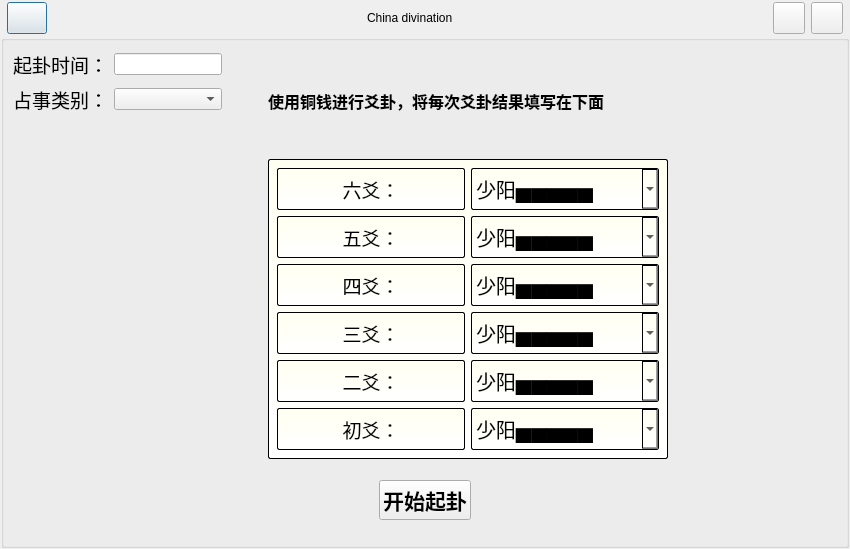
ccliuyang/Six-hexagram, file QDivination/maindlg.ui: the form before one commit.
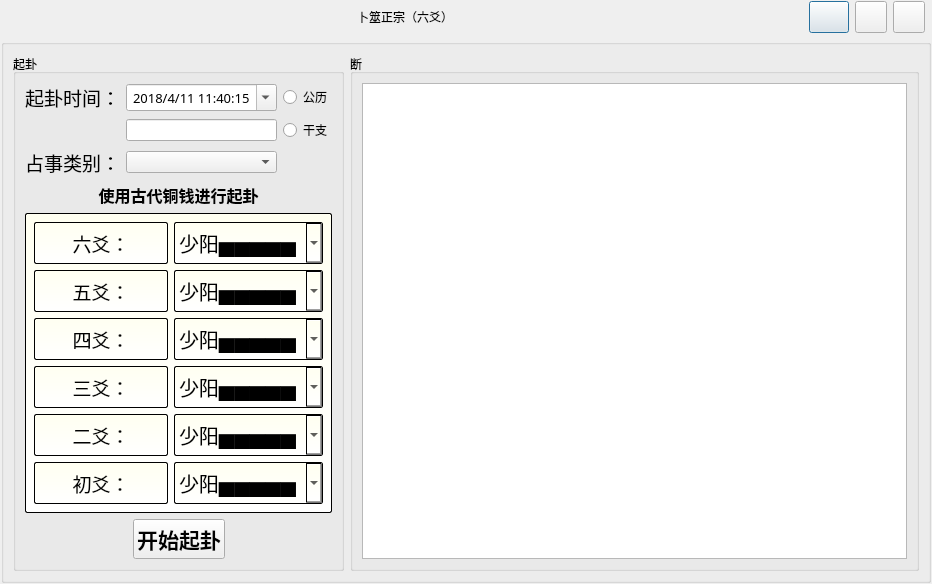
The form after the commit. Custom widgets are drawn as their Qt base class.

Commit message: 实现六爻排盘，在界面上输出排盘结果，现在只能按照阳历进行日期输入

Patch:
```diff
--- a/QDivination/maindlg.ui
+++ b/QDivination/maindlg.ui
@@ -6,12 +6,12 @@
    <rect>
     <x>0</x>
     <y>0</y>
-    <width>850</width>
+    <width>932</width>
     <height>549</height>
    </rect>
   </property>
   <property name="windowTitle">
-   <string>MainDlg</string>
+   <string>六爻排盘预测</string>
   </property>
   <layout class="QVBoxLayout" name="verticalLayout_2">
    <property name="leftMargin">
@@ -29,12 +29,12 @@
    <item>
     <layout class="QVBoxLayout" name="verticalLayout">
      <property name="spacing">
-      <number>0</number>
+      <number>6</number>
      </property>
      <item>
       <widget class="CTitleBar" name="titleBar" native="true">
        <property name="sizePolicy">
-        <sizepolicy hsizetype="Expanding" vsizetype="Expanding">
+        <sizepolicy hsizetype="Expanding" vsizetype="Minimum">
          <horstretch>0</horstretch>
          <verstretch>0</verstretch>
         </sizepolicy>
@@ -42,7 +42,7 @@
        <property name="minimumSize">
         <size>
          <width>50</width>
-         <height>34</height>
+         <height>0</height>
         </size>
        </property>
        <property name="maximumSize">
@@ -64,6 +64,9 @@
         <string notr="true"/>
        </property>
        <layout class="QHBoxLayout" name="horizontalLayout">
+        <property name="spacing">
+         <number>6</number>
+        </property>
         <property name="leftMargin">
          <number>6</number>
         </property>
@@ -76,19 +79,6 @@
         <property name="bottomMargin">
          <number>0</number>
         </property>
-        <item>
-         <widget class="QPushButton" name="btnMenu">
-          <property name="minimumSize">
-           <size>
-            <width>32</width>
-            <height>32</height>
-           </size>
-          </property>
-          <property name="text">
-           <string/>
-          </property>
-         </widget>
-        </item>
         <item>
          <spacer name="horizontalSpacer">
           <property name="orientation">
@@ -105,7 +95,7 @@
         <item>
          <widget class="QLabel" name="label_2">
           <property name="text">
-           <string>China divination</string>
+           <string>卜筮正宗（六爻）</string>
           </property>
           <property name="margin">
            <number>5</number>
@@ -125,6 +115,19 @@
           </property>
          </spacer>
         </item>
+        <item>
+         <widget class="QPushButton" name="btnMenu">
+          <property name="minimumSize">
+           <size>
+            <width>32</width>
+            <height>32</height>
+           </size>
+          </property>
+          <property name="text">
+           <string/>
+          </property>
+         </widget>
+        </item>
         <item>
          <widget class="QPushButton" name="btnMenuMin">
           <property name="sizePolicy">
@@ -168,20 +171,84 @@
      </item>
      <item>
       <widget class="QGroupBox" name="groupBox">
+       <property name="sizePolicy">
+        <sizepolicy hsizetype="Preferred" vsizetype="Expanding">
+         <horstretch>0</horstretch>
+         <verstretch>0</verstretch>
+        </sizepolicy>
+       </property>
        <property name="title">
         <string/>
        </property>
-       <layout class="QVBoxLayout" name="verticalLayout_6">
-        <item>
-         <layout class="QVBoxLayout" name="verticalLayout_5">
-          <item>
            <layout class="QHBoxLayout" name="horizontalLayout_3">
             <item>
-             <layout class="QVBoxLayout" name="verticalLayout_3">
-              <item>
                <layout class="QHBoxLayout" name="horizontalLayout_2">
                 <item>
+           <widget class="QGroupBox" name="groupBox_2">
+            <property name="sizePolicy">
+             <sizepolicy hsizetype="Fixed" vsizetype="Preferred">
+              <horstretch>0</horstretch>
+              <verstretch>0</verstretch>
+             </sizepolicy>
+            </property>
+            <property name="title">
+             <string>起卦</string>
+            </property>
+            <layout class="QVBoxLayout" name="verticalLayout_4">
+             <item>
+              <layout class="QVBoxLayout" name="verticalLayout_3">
+               <item>
                  <layout class="QGridLayout" name="gridLayout">
+                 <item row="2" column="1">
+                  <widget class="QComboBox" name="comboBox_7"/>
+                 </item>
+                 <item row="0" column="1">
+                  <widget class="QDateTimeEdit" name="dateTimeEdit">
+                   <property name="font">
+                    <font>
+                     <family>楷体</family>
+                     <pointsize>10</pointsize>
+                    </font>
+                   </property>
+                   <property name="wrapping">
+                    <bool>false</bool>
+                   </property>
+                   <property name="frame">
+                    <bool>true</bool>
+                   </property>
+                   <property name="alignment">
+                    <set>Qt::AlignCenter</set>
+                   </property>
+                   <property name="buttonSymbols">
+                    <enum>QAbstractSpinBox::PlusMinus</enum>
+                   </property>
+                   <property name="accelerated">
+                    <bool>false</bool>
+                   </property>
+                   <property name="showGroupSeparator" stdset="0">
+                    <bool>false</bool>
+                   </property>
+                   <property name="dateTime">
+                    <datetime>
+                     <hour>11</hour>
+                     <minute>40</minute>
+                     <second>15</second>
+                     <year>2018</year>
+                     <month>4</month>
+                     <day>11</day>
+                    </datetime>
+                   </property>
+                   <property name="currentSection">
+                    <enum>QDateTimeEdit::YearSection</enum>
+                   </property>
+                   <property name="displayFormat">
+                    <string>yyyy/M/d H:mm:ss</string>
+                   </property>
+                   <property name="calendarPopup">
+                    <bool>true</bool>
+                   </property>
+                  </widget>
+                 </item>
                   <item row="0" column="0">
                    <widget class="QLabel" name="label_8">
                     <property name="font">
@@ -195,17 +262,7 @@
                     </property>
                    </widget>
                   </item>
-                  <item row="0" column="1">
-                   <widget class="QLineEdit" name="lineEdit">
-                    <property name="sizePolicy">
-                     <sizepolicy hsizetype="Preferred" vsizetype="Fixed">
-                      <horstretch>0</horstretch>
-                      <verstretch>0</verstretch>
-                     </sizepolicy>
-                    </property>
-                   </widget>
-                  </item>
-                  <item row="1" column="0">
+                 <item row="2" column="0">
                    <widget class="QLabel" name="label_10">
                     <property name="font">
                      <font>
@@ -218,81 +275,40 @@
                     </property>
                    </widget>
                   </item>
+                 <item row="0" column="2">
+                  <widget class="QRadioButton" name="radioButton">
+                   <property name="text">
+                    <string>公历</string>
+                   </property>
+                  </widget>
+                 </item>
+                 <item row="1" column="2">
+                  <widget class="QRadioButton" name="radioButton_2">
+                   <property name="text">
+                    <string>干支</string>
+                   </property>
+                  </widget>
+                 </item>
                   <item row="1" column="1">
-                   <widget class="QComboBox" name="comboBox_7"/>
-                  </item>
-                 </layout>
-                </item>
-                <item>
-                 <spacer name="horizontalSpacer_3">
-                  <property name="orientation">
-                   <enum>Qt::Horizontal</enum>
-                  </property>
-                  <property name="sizeHint" stdset="0">
-                   <size>
-                    <width>40</width>
-                    <height>20</height>
-                   </size>
-                  </property>
-                 </spacer>
-                </item>
-               </layout>
-              </item>
-              <item>
-               <spacer name="verticalSpacer_3">
-                <property name="orientation">
-                 <enum>Qt::Vertical</enum>
-                </property>
-                <property name="sizeHint" stdset="0">
-                 <size>
-                  <width>20</width>
-                  <height>40</height>
-                 </size>
-                </property>
-               </spacer>
-              </item>
-             </layout>
-            </item>
-            <item>
-             <layout class="QVBoxLayout" name="verticalLayout_4">
-              <item>
-               <spacer name="verticalSpacer_5">
-                <property name="orientation">
-                 <enum>Qt::Vertical</enum>
-                </property>
-                <property name="sizeHint" stdset="0">
-                 <size>
-                  <width>20</width>
-                  <height>40</height>
-                 </size>
-                </property>
-               </spacer>
+                  <widget class="QLineEdit" name="dateTimeEditTd"/>
+                 </item>
+                </layout>
               </item>
               <item>
                <widget class="QLabel" name="label_9">
                 <property name="text">
-                 <string>&lt;html&gt;&lt;head/&gt;&lt;body&gt;&lt;p&gt;&lt;span style=&quot; font-size:12pt; font-weight:600;&quot;&gt;使用铜钱进行爻卦，将每次爻卦结果填写在下面&lt;/span&gt;&lt;/p&gt;&lt;/body&gt;&lt;/html&gt;</string>
+                  <string>&lt;html&gt;&lt;head/&gt;&lt;body&gt;&lt;p&gt;&lt;span style=&quot; font-size:12pt; font-weight:600;&quot;&gt;使用古代铜钱进行起卦&lt;/span&gt;&lt;/p&gt;&lt;/body&gt;&lt;/html&gt;</string>
+                 </property>
+                 <property name="alignment">
+                  <set>Qt::AlignCenter</set>
                 </property>
                </widget>
               </item>
-              <item>
-               <spacer name="verticalSpacer_4">
-                <property name="orientation">
-                 <enum>Qt::Vertical</enum>
-                </property>
-                <property name="sizeHint" stdset="0">
-                 <size>
-                  <width>20</width>
-                  <height>40</height>
-                 </size>
-                </property>
-               </spacer>
-              </item>
               <item>
                <widget class="QWidget" name="widget" native="true">
                 <property name="minimumSize">
                  <size>
-                  <width>400</width>
+                   <width>200</width>
                   <height>300</height>
                  </size>
                 </property>
@@ -302,14 +318,14 @@
 background-color:qlineargradient(x1: 0, y1: 0, x2: 0, y2: 1,  stop:0 #FFFFF1,  stop: 1 #FFFFFF);
 }</string>
                 </property>
-                <layout class="QVBoxLayout" name="verticalLayout_7">
+                 <layout class="QHBoxLayout" name="horizontalLayout_5">
                  <item>
                   <layout class="QGridLayout" name="gridLayout_2">
                    <item row="0" column="0">
                     <widget class="QLabel" name="label_7">
                      <property name="font">
                       <font>
-                       <family>华文楷体</family>
+                        <family>楷体</family>
                        <pointsize>14</pointsize>
                       </font>
                      </property>
@@ -333,8 +349,8 @@
                      </property>
                     </widget>
                    </item>
-                   <item row="3" column="1">
-                    <widget class="QComboBox" name="comboBox_4">
+                    <item row="0" column="1">
+                     <widget class="QComboBox" name="cb_6">
                      <property name="sizePolicy">
                       <sizepolicy hsizetype="Preferred" vsizetype="Preferred">
                        <horstretch>0</horstretch>
@@ -343,7 +359,7 @@
                      </property>
                      <property name="font">
                       <font>
-                       <family>华文楷体</family>
+                        <family>宋体</family>
                        <pointsize>15</pointsize>
                        <weight>50</weight>
                        <bold>false</bold>
@@ -357,7 +373,7 @@
                      </item>
                      <item>
                       <property name="text">
-                       <string>少阴▅▅    ▅▅</string>
+                        <string>少阴▅▅  ▅▅</string>
                       </property>
                      </item>
                      <item>
@@ -367,74 +383,16 @@
                      </item>
                      <item>
                       <property name="text">
-                       <string>老阴▅▅    ▅▅X</string>
+                        <string>老阴▅▅  ▅▅X</string>
                       </property>
                      </item>
                     </widget>
                    </item>
-                   <item row="2" column="1">
-                    <widget class="QComboBox" name="comboBox_3">
-                     <property name="sizePolicy">
-                      <sizepolicy hsizetype="Preferred" vsizetype="Preferred">
-                       <horstretch>0</horstretch>
-                       <verstretch>0</verstretch>
-                      </sizepolicy>
-                     </property>
-                     <property name="font">
-                      <font>
-                       <family>华文楷体</family>
-                       <pointsize>15</pointsize>
-                       <weight>50</weight>
-                       <bold>false</bold>
-                       <kerning>true</kerning>
-                      </font>
-                     </property>
-                     <item>
-                      <property name="text">
-                       <string>少阳▅▅▅▅▅</string>
-                      </property>
-                     </item>
-                     <item>
-                      <property name="text">
-                       <string>少阴▅▅    ▅▅</string>
-                      </property>
-                     </item>
-                     <item>
-                      <property name="text">
-                       <string>老阳▅▅▅▅▅O</string>
-                      </property>
-                     </item>
-                     <item>
-                      <property name="text">
-                       <string>老阴▅▅    ▅▅X</string>
-                      </property>
-                     </item>
-                    </widget>
-                   </item>
-                   <item row="5" column="0">
-                    <widget class="QLabel" name="label">
-                     <property name="font">
-                      <font>
-                       <family>华文楷体</family>
-                       <pointsize>14</pointsize>
-                      </font>
-                     </property>
-                     <property name="text">
-                      <string>初爻：</string>
-                     </property>
-                     <property name="alignment">
-                      <set>Qt::AlignCenter</set>
-                     </property>
-                     <property name="margin">
-                      <number>10</number>
-                     </property>
-                    </widget>
-                   </item>
                    <item row="1" column="0">
                     <widget class="QLabel" name="label_6">
                      <property name="font">
                       <font>
-                       <family>华文楷体</family>
+                        <family>楷体</family>
                        <pointsize>14</pointsize>
                       </font>
                      </property>
@@ -449,30 +407,50 @@
                      </property>
                     </widget>
                    </item>
-                   <item row="4" column="0">
-                    <widget class="QLabel" name="label_3">
+                    <item row="1" column="1">
+                     <widget class="QComboBox" name="cb_5">
+                      <property name="sizePolicy">
+                       <sizepolicy hsizetype="Preferred" vsizetype="Preferred">
+                        <horstretch>0</horstretch>
+                        <verstretch>0</verstretch>
+                       </sizepolicy>
+                      </property>
                      <property name="font">
                       <font>
-                       <family>华文楷体</family>
-                       <pointsize>14</pointsize>
-                      </font>
-                     </property>
+                        <family>宋体</family>
+                        <pointsize>15</pointsize>
+                        <weight>50</weight>
+                        <bold>false</bold>
+                        <kerning>true</kerning>
+                       </font>
+                      </property>
+                      <item>
                      <property name="text">
-                      <string>二爻：</string>
-                     </property>
-                     <property name="alignment">
-                      <set>Qt::AlignCenter</set>
-                     </property>
-                     <property name="margin">
-                      <number>10</number>
-                     </property>
+                        <string>少阳▅▅▅▅▅</string>
+                       </property>
+                      </item>
+                      <item>
+                       <property name="text">
+                        <string>少阴▅▅  ▅▅</string>
+                       </property>
+                      </item>
+                      <item>
+                       <property name="text">
+                        <string>老阳▅▅▅▅▅O</string>
+                       </property>
+                      </item>
+                      <item>
+                       <property name="text">
+                        <string>老阴▅▅  ▅▅X</string>
+                       </property>
+                      </item>
                     </widget>
                    </item>
                    <item row="2" column="0">
                     <widget class="QLabel" name="label_5">
                      <property name="font">
                       <font>
-                       <family>华文楷体</family>
+                        <family>楷体</family>
                        <pointsize>14</pointsize>
                       </font>
                      </property>
@@ -487,8 +465,8 @@
                      </property>
                     </widget>
                    </item>
-                   <item row="5" column="1">
-                    <widget class="QComboBox" name="comboBox_6">
+                    <item row="2" column="1">
+                     <widget class="QComboBox" name="cb_4">
                      <property name="sizePolicy">
                       <sizepolicy hsizetype="Preferred" vsizetype="Preferred">
                        <horstretch>0</horstretch>
@@ -497,7 +475,7 @@
                      </property>
                      <property name="font">
                       <font>
-                       <family>华文楷体</family>
+                        <family>宋体</family>
                        <pointsize>15</pointsize>
                        <weight>50</weight>
                        <bold>false</bold>
@@ -511,7 +489,7 @@
                      </item>
                      <item>
                       <property name="text">
-                       <string>少阴▅▅    ▅▅</string>
+                        <string>少阴▅▅  ▅▅</string>
                       </property>
                      </item>
                      <item>
@@ -521,46 +499,7 @@
                      </item>
                      <item>
                       <property name="text">
-                       <string>老阴▅▅    ▅▅X</string>
-                      </property>
-                     </item>
-                    </widget>
-                   </item>
-                   <item row="0" column="1">
-                    <widget class="QComboBox" name="comboBox">
-                     <property name="sizePolicy">
-                      <sizepolicy hsizetype="Preferred" vsizetype="Preferred">
-                       <horstretch>0</horstretch>
-                       <verstretch>0</verstretch>
-                      </sizepolicy>
-                     </property>
-                     <property name="font">
-                      <font>
-                       <family>华文楷体</family>
-                       <pointsize>15</pointsize>
-                       <weight>50</weight>
-                       <bold>false</bold>
-                       <kerning>true</kerning>
-                      </font>
-                     </property>
-                     <item>
-                      <property name="text">
-                       <string>少阳▅▅▅▅▅</string>
-                      </property>
-                     </item>
-                     <item>
-                      <property name="text">
-                       <string>少阴▅▅    ▅▅</string>
-                      </property>
-                     </item>
-                     <item>
-                      <property name="text">
-                       <string>老阳▅▅▅▅▅O</string>
-                      </property>
-                     </item>
-                     <item>
-                      <property name="text">
-                       <string>老阴▅▅    ▅▅X</string>
+                        <string>老阴▅▅  ▅▅X</string>
                       </property>
                      </item>
                     </widget>
@@ -569,7 +508,7 @@
                     <widget class="QLabel" name="label_4">
                      <property name="font">
                       <font>
-                       <family>华文楷体</family>
+                        <family>楷体</family>
                        <pointsize>14</pointsize>
                       </font>
                      </property>
@@ -584,8 +523,8 @@
                      </property>
                     </widget>
                    </item>
-                   <item row="1" column="1">
-                    <widget class="QComboBox" name="comboBox_2">
+                    <item row="3" column="1">
+                     <widget class="QComboBox" name="cb_3">
                      <property name="sizePolicy">
                       <sizepolicy hsizetype="Preferred" vsizetype="Preferred">
                        <horstretch>0</horstretch>
@@ -594,7 +533,7 @@
                      </property>
                      <property name="font">
                       <font>
-                       <family>华文楷体</family>
+                        <family>宋体</family>
                        <pointsize>15</pointsize>
                        <weight>50</weight>
                        <bold>false</bold>
@@ -608,7 +547,7 @@
                      </item>
                      <item>
                       <property name="text">
-                       <string>少阴▅▅    ▅▅</string>
+                        <string>少阴▅▅  ▅▅</string>
                       </property>
                      </item>
                      <item>
@@ -618,13 +557,32 @@
                      </item>
                      <item>
                       <property name="text">
-                       <string>老阴▅▅    ▅▅X</string>
+                        <string>老阴▅▅  ▅▅X</string>
                       </property>
                      </item>
                     </widget>
                    </item>
+                    <item row="4" column="0">
+                     <widget class="QLabel" name="label_3">
+                      <property name="font">
+                       <font>
+                        <family>楷体</family>
+                        <pointsize>14</pointsize>
+                       </font>
+                      </property>
+                      <property name="text">
+                       <string>二爻：</string>
+                      </property>
+                      <property name="alignment">
+                       <set>Qt::AlignCenter</set>
+                      </property>
+                      <property name="margin">
+                       <number>10</number>
+                      </property>
+                     </widget>
+                    </item>
                    <item row="4" column="1">
-                    <widget class="QComboBox" name="comboBox_5">
+                     <widget class="QComboBox" name="cb_2">
                      <property name="sizePolicy">
                       <sizepolicy hsizetype="Preferred" vsizetype="Preferred">
                        <horstretch>0</horstretch>
@@ -633,7 +591,7 @@
                      </property>
                      <property name="font">
                       <font>
-                       <family>华文楷体</family>
+                        <family>宋体</family>
                        <pointsize>15</pointsize>
                        <weight>50</weight>
                        <bold>false</bold>
@@ -647,7 +605,7 @@
                      </item>
                      <item>
                       <property name="text">
-                       <string>少阴▅▅    ▅▅</string>
+                        <string>少阴▅▅  ▅▅</string>
                       </property>
                      </item>
                      <item>
@@ -657,45 +615,73 @@
                      </item>
                      <item>
                       <property name="text">
-                       <string>老阴▅▅    ▅▅X</string>
+                        <string>老阴▅▅  ▅▅X</string>
                       </property>
                      </item>
                     </widget>
                    </item>
-                  </layout>
-                 </item>
-                </layout>
-               </widget>
-              </item>
-             </layout>
+                    <item row="5" column="0">
+                     <widget class="QLabel" name="label">
+                      <property name="font">
+                       <font>
+                        <family>楷体</family>
+                        <pointsize>14</pointsize>
+                       </font>
+                      </property>
+                      <property name="text">
+                       <string>初爻：</string>
+                      </property>
+                      <property name="alignment">
+                       <set>Qt::AlignCenter</set>
+                      </property>
+                      <property name="margin">
+                       <number>10</number>
+                      </property>
+                     </widget>
+                    </item>
+                    <item row="5" column="1">
+                     <widget class="QComboBox" name="cb_1">
+                      <property name="sizePolicy">
+                       <sizepolicy hsizetype="Preferred" vsizetype="Preferred">
+                        <horstretch>0</horstretch>
+                        <verstretch>0</verstretch>
+                       </sizepolicy>
+                      </property>
+                      <property name="font">
+                       <font>
+                        <family>宋体</family>
+                        <pointsize>15</pointsize>
+                        <weight>50</weight>
+                        <bold>false</bold>
+                        <kerning>true</kerning>
+                       </font>
+                      </property>
+                      <item>
+                       <property name="text">
+                        <string>少阳▅▅▅▅▅</string>
+                       </property>
             </item>
             <item>
-             <spacer name="horizontalSpacer_4">
-              <property name="orientation">
-               <enum>Qt::Horizontal</enum>
-              </property>
-              <property name="sizeHint" stdset="0">
-               <size>
-                <width>40</width>
-                <height>20</height>
-               </size>
-              </property>
-             </spacer>
-            </item>
-           </layout>
-          </item>
+                       <property name="text">
+                        <string>少阴▅▅  ▅▅</string>
+                       </property>
+                      </item>
+                      <item>
+                       <property name="text">
+                        <string>老阳▅▅▅▅▅O</string>
+                       </property>
+                      </item>
           <item>
-           <spacer name="verticalSpacer">
-            <property name="orientation">
-             <enum>Qt::Vertical</enum>
-            </property>
-            <property name="sizeHint" stdset="0">
-             <size>
-              <width>20</width>
-              <height>17</height>
-             </size>
-            </property>
-           </spacer>
+                       <property name="text">
+                        <string>老阴▅▅  ▅▅X</string>
+                       </property>
+                      </item>
+                     </widget>
+                    </item>
+                   </layout>
+                  </item>
+                 </layout>
+                </widget>
           </item>
           <item>
            <layout class="QHBoxLayout" name="horizontalLayout_4">
@@ -713,7 +699,7 @@
              </spacer>
             </item>
             <item>
-             <widget class="QPushButton" name="pushButton">
+                  <widget class="QPushButton" name="btnStart">
               <property name="sizePolicy">
                <sizepolicy hsizetype="Preferred" vsizetype="Preferred">
                 <horstretch>0</horstretch>
@@ -748,18 +734,30 @@
             </item>
            </layout>
           </item>
+              </layout>
+             </item>
+            </layout>
+           </widget>
+          </item>
           <item>
-           <spacer name="verticalSpacer_2">
-            <property name="orientation">
-             <enum>Qt::Vertical</enum>
+           <widget class="QGroupBox" name="groupBox_3">
+            <property name="title">
+             <string>断</string>
             </property>
-            <property name="sizeHint" stdset="0">
-             <size>
-              <width>20</width>
-              <height>17</height>
-             </size>
-            </property>
-           </spacer>
+            <layout class="QHBoxLayout" name="horizontalLayout_7">
+             <item>
+              <layout class="QHBoxLayout" name="horizontalLayout_6">
+               <item>
+                <widget class="QTextBrowser" name="textBrowser">
+                 <property name="readOnly">
+                  <bool>false</bool>
+                 </property>
+                </widget>
+               </item>
+              </layout>
+             </item>
+            </layout>
+           </widget>
           </item>
          </layout>
         </item>
```
Left out of the diff: 4 changed lines with no effect on the pictures. Lines whose indentation alone changed are shown as unchanged. The commit also changes 29 other files.
